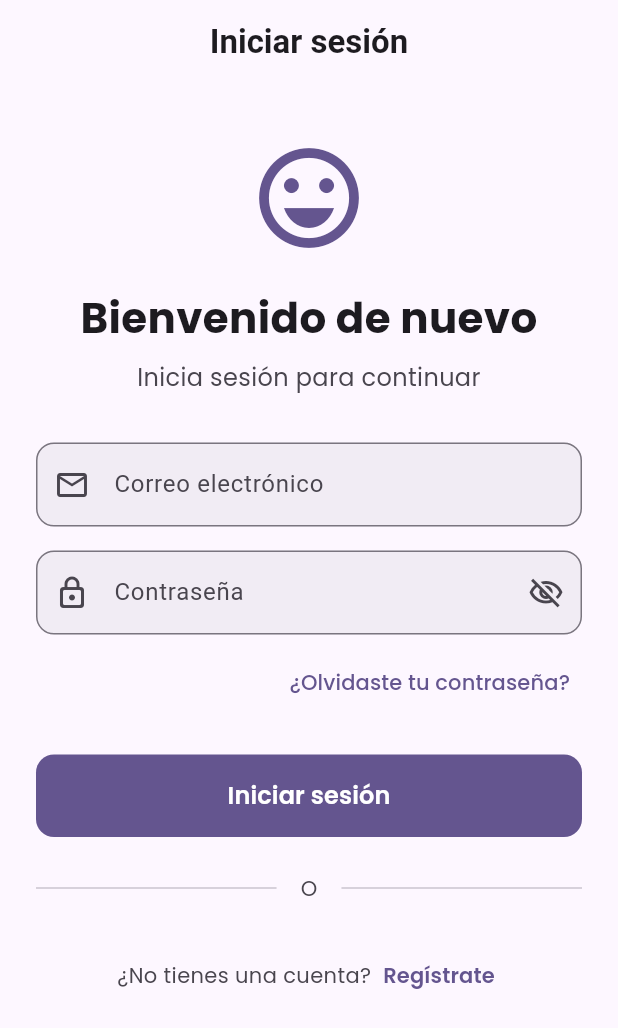
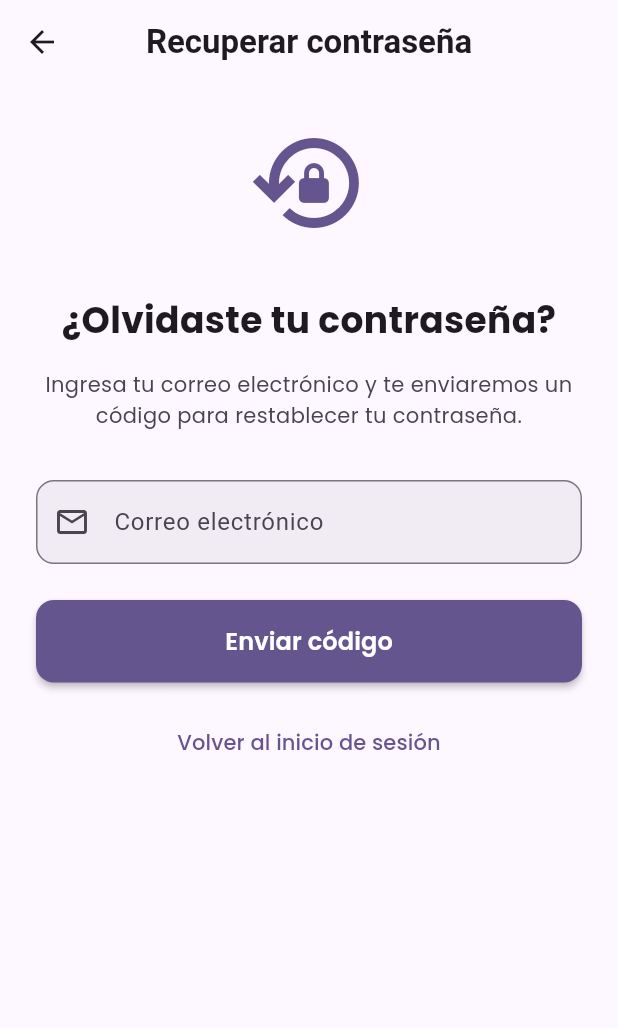
Before and after one commit to HectorZL/journal-notes, a Flutter app: the screen it shows after launch, after a tap on "¿Olvidaste tu contraseña?", on a phone screen of 412 x 824 dp. Shown: the top 1028 px of the screen. Run offline on Flutter 3.47's test engine with Material 3 defaults, Android fonts, the phone set to English and light mode, and no system bars; our stand-ins replace email_validator, flutter_riverpod, flutter_secure_storage, flutter_staggered_animations, google_fonts, shared_preferences and 2 more; accounts and stored records are empty.

Commit message:
<feat>[add screen to reset password]: <description>
[optional body]

[optional footer(s)]

```diff
--- a/lib/main.dart
+++ b/lib/main.dart
@@ -180,7 +180,7 @@ class MyApp extends ConsumerWidget {
       title: 'Mood Notes',
       debugShowCheckedModeBanner: false,
       themeMode: _getThemeMode(accessibilitySettings.themeMode, mediaQuery.platformBrightness),
-      initialRoute: navService.getInitialRoute(),
+      initialRoute: NavigationService.splash,
       onGenerateRoute: (settings) => navService.generateRoute(settings),
       builder: (context, child) {
         return MediaQuery(
--- a/lib/services/navigation_service.dart
+++ b/lib/services/navigation_service.dart
@@ -7,6 +7,8 @@ import 'auth_service.dart';
 // Import screens
 import '../ui/screens/auth/login_screen.dart';
 import '../ui/screens/auth/register_screen.dart';
+import '../ui/screens/auth/forgot_password_screen.dart';
+import '../ui/screens/auth/reset_password_screen.dart';
 import '../ui/screens/main_navigation_screen.dart';
 
 // Define navigation service provider
@@ -24,6 +26,8 @@ class NavigationService {
   static const String splash = '/';
   static const String login = '/login';
   static const String register = '/register';
+  static const String forgotPassword = '/forgot-password';
+  static const String resetPassword = '/reset-password';
   static const String home = '/home';
 
   // Check if user is authenticated
@@ -38,8 +42,12 @@ class NavigationService {
 
   // Generate routes
   Route<dynamic> generateRoute(RouteSettings settings) {
-    // If not authenticated and not on login/register, redirect to login
-    if (!isAuthenticated && settings.name != login && settings.name != register) {
+    // If not authenticated and not on login/register/forgot-password, redirect to login
+    if (!isAuthenticated &&
+        settings.name != login &&
+        settings.name != register &&
+        settings.name != forgotPassword &&
+        !(settings.name?.startsWith('$resetPassword/') ?? false)) {
       return _buildRoute(settings, const LoginScreen(), isLoginScreen: true);
     }
 
@@ -53,9 +61,25 @@ class NavigationService {
         return _buildRoute(settings, const LoginScreen(), isLoginScreen: true);
       case register:
         return _buildRoute(settings, const RegisterScreen());
+      case forgotPassword:
+        return _buildRoute(settings, const ForgotPasswordScreen());
+      case resetPassword when settings.name!.startsWith('$resetPassword/'):
+        final email = settings.name!.split('/').last;
+        return _buildRoute(
+          settings,
+          ResetPasswordScreen(email: email),
+        );
       case home:
         return _buildRoute(settings, const MainNavigationScreen());
       default:
+        // Check if the route is a reset password route
+        if (settings.name?.startsWith('$resetPassword/') ?? false) {
+          final email = settings.name!.split('/').last;
+          return _buildRoute(
+            settings,
+            ResetPasswordScreen(email: email),
+          );
+        }
         // Default to login if route not found and not authenticated
         return isAuthenticated
             ? _buildRoute(settings, const MainNavigationScreen())
@@ -69,6 +93,15 @@ class NavigationService {
       settings: settings,
       pageBuilder: (context, animation, secondaryAnimation) => page,
       transitionsBuilder: (context, animation, secondaryAnimation, child) {
+        // For login screen, use a fade transition
+        if (isLoginScreen) {
+          return FadeTransition(
+            opacity: animation,
+            child: child,
+          );
+        }
+
+        // For other screens, use a slide transition
         const begin = Offset(1.0, 0.0);
         const end = Offset.zero;
         const curve = Curves.easeInOut;
@@ -103,51 +136,70 @@ class NavigationService {
     }
   }
 
-  void pop<T extends Object?>(BuildContext context, [T? result]) {
+  void pop(BuildContext context) {
     try {
-      if (Navigator.of(context).canPop()) {
-        Navigator.of(context).pop(result);
-      }
+      Navigator.of(context).pop();
     } catch (e) {
-      debugPrint('Error popping route: $e');
+      debugPrint('Navigation error: $e');
+      _showErrorSnackBar(context, 'Error navigating back');
     }
   }
 
-  // Show error message as a snackbar
+  // Navigation helper methods
+  void navigateToHome(BuildContext context) {
+    pushReplacementNamed(context, home);
+  }
+
+  void navigateToLogin(BuildContext context) {
+    pushReplacementNamed(context, login);
+  }
+
+  void navigateToRegister(BuildContext context) {
+    pushNamed(context, register);
+  }
+
+  void navigateToForgotPassword(BuildContext context) {
+    pushNamed(context, forgotPassword);
+  }
+
+  void navigateToResetPassword(BuildContext context, String email) {
+    pushNamed(context, '$resetPassword/$email');
+  }
+
+  // Helper method to show error messages
   void _showErrorSnackBar(BuildContext context, String message) {
-    if (context.mounted) {
-      ScaffoldMessenger.of(context).showSnackBar(
-        SnackBar(
-          content: Text(message),
-          backgroundColor: Theme.of(context).colorScheme.error,
+    ScaffoldMessenger.of(context).showSnackBar(
+      SnackBar(
+        content: Text(message),
+        backgroundColor: Colors.red,
+      ),
+    );
+  }
+
+  // Navigation method that handles both named and unnamed routes
+  void navigateTo(BuildContext context, String route, {Object? arguments}) {
+    if (route.startsWith('/')) {
+      // Handle named routes
+      Navigator.of(context).pushNamed(route, arguments: arguments);
+    } else {
+      // Handle direct navigation to widgets
+      Navigator.of(context).push(
+        MaterialPageRoute(
+          builder: (context) => _getPageFromRoute(route, arguments),
+          settings: RouteSettings(arguments: arguments),
         ),
       );
     }
   }
 
-  // Navigate to home with a clean stack
-  void navigateToHome(BuildContext context) {
-    if (context.mounted) {
-      Navigator.of(context).pushNamedAndRemoveUntil(
-        home,
-        (route) => false, // This removes all previous routes
-      );
+  // Helper method to get the appropriate page based on route name
+  Widget _getPageFromRoute(String route, Object? arguments) {
+    switch (route) {
+      case 'reset-password':
+        return ResetPasswordScreen(email: arguments as String);
+      default:
+        return const SizedBox.shrink();
     }
-  }
-
-  // Navigate to login with a clean stack
-  void navigateToLogin(BuildContext context) {
-    if (context.mounted) {
-      Navigator.of(context).pushNamedAndRemoveUntil(
-        login,
-        (route) => false, // This removes all previous routes
-      );
-    }
-  }
-
-  // Handle initial route based on auth state
-  String getInitialRoute() {
-    return isAuthenticated ? home : login;
   }
 }
 
--- /dev/null
+++ b/lib/ui/screens/auth/forgot_password_screen.dart
@@ -0,0 +1,192 @@
+import 'package:flutter/material.dart';
+import 'package:flutter_riverpod/flutter_riverpod.dart';
+import 'package:email_validator/email_validator.dart';
+import 'package:google_fonts/google_fonts.dart';
+import '../../../services/navigation_service.dart';
+import '../../widgets/base_screen.dart';
+
+class ForgotPasswordScreen extends ConsumerStatefulWidget {
+  const ForgotPasswordScreen({Key? key}) : super(key: key);
+
+  @override
+  _ForgotPasswordScreenState createState() => _ForgotPasswordScreenState();
+}
+
+class _ForgotPasswordScreenState extends ConsumerState<ForgotPasswordScreen> {
+  final _formKey = GlobalKey<FormState>();
+  final _emailController = TextEditingController();
+  bool _isLoading = false;
+
+  @override
+  void dispose() {
+    _emailController.dispose();
+    super.dispose();
+  }
+
+  Future<void> _sendResetCode() async {
+    if (!_formKey.currentState!.validate()) return;
+
+    // Hide keyboard
+    FocusScope.of(context).unfocus();
+
+    setState(() => _isLoading = true);
+
+    try {
+      // Simulate API call delay
+      await Future.delayed(const Duration(milliseconds: 800));
+
+      if (!mounted) return;
+
+      // Navigate to reset password screen with the email
+      final navService = ref.read(navigationServiceProvider);
+      navService.navigateToResetPassword(
+        context,
+        _emailController.text.trim(),
+      );
+    } catch (e) {
+      if (mounted) {
+        ScaffoldMessenger.of(context).showSnackBar(
+          const SnackBar(
+            content: Text('Error al enviar el código. Inténtalo de nuevo.'),
+            backgroundColor: Colors.red,
+          ),
+        );
+      }
+    } finally {
+      if (mounted) {
+        setState(() => _isLoading = false);
+      }
+    }
+  }
+
+  @override
+  Widget build(BuildContext context) {
+    final theme = Theme.of(context);
+    final colorScheme = theme.colorScheme;
+
+    return BaseScreen(
+      title: 'Recuperar contraseña',
+      showBackButton: true,
+      isLoading: _isLoading,
+      child: Form(
+        key: _formKey,
+        child: SingleChildScrollView(
+          padding: const EdgeInsets.symmetric(horizontal: 24.0, vertical: 16.0),
+          child: Column(
+            crossAxisAlignment: CrossAxisAlignment.stretch,
+            children: [
+              // Icon
+              Container(
+                height: 100,
+                margin: const EdgeInsets.only(bottom: 24),
+                child: Icon(
+                  Icons.lock_reset_outlined,
+                  size: 80,
+                  color: colorScheme.primary,
+                ),
+              ),
+
+              // Title
+              Text(
+                '¿Olvidaste tu contraseña?',
+                style: GoogleFonts.poppins(
+                  fontSize: 24,
+                  fontWeight: FontWeight.bold,
+                  color: colorScheme.onSurface,
+                ),
+                textAlign: TextAlign.center,
+              ),
+
+              const SizedBox(height: 16),
+
+              // Instructions
+              Text(
+                'Ingresa tu correo electrónico y te enviaremos un código para restablecer tu contraseña.',
+                style: GoogleFonts.poppins(
+                  fontSize: 14,
+                  color: colorScheme.onSurfaceVariant,
+                  height: 1.5,
+                ),
+                textAlign: TextAlign.center,
+              ),
+
+              const SizedBox(height: 32),
+
+              // Email field
+              TextFormField(
+                controller: _emailController,
+                keyboardType: TextInputType.emailAddress,
+                style: GoogleFonts.poppins(),
+                decoration: InputDecoration(
+                  labelText: 'Correo electrónico',
+                  hintText: 'tucorreo@ejemplo.com',
+                  prefixIcon: const Icon(Icons.email_outlined),
+                  border: OutlineInputBorder(
+                    borderRadius: BorderRadius.circular(12),
+                    borderSide: BorderSide(color: colorScheme.outline),
+                  ),
+                  enabledBorder: OutlineInputBorder(
+                    borderRadius: BorderRadius.circular(12),
+                    borderSide: BorderSide(color: colorScheme.outline),
+                  ),
+                  filled: true,
+                  fillColor: colorScheme.surfaceContainerHighest.withOpacity(0.5),
+                  contentPadding: const EdgeInsets.symmetric(vertical: 16, horizontal: 16),
+                ),
+                validator: (value) {
+                  if (value == null || value.isEmpty) {
+                    return 'Por favor ingresa tu correo electrónico';
+                  }
+                  if (!EmailValidator.validate(value)) {
+                    return 'Por favor ingresa un correo electrónico válido';
+                  }
+                  return null;
+                },
+              ),
+
+              const SizedBox(height: 24),
+
+              // Send code button
+              ElevatedButton(
+                onPressed: _isLoading ? null : _sendResetCode,
+                style: ElevatedButton.styleFrom(
+                  backgroundColor: colorScheme.primary,
+                  foregroundColor: colorScheme.onPrimary,
+                  padding: const EdgeInsets.symmetric(vertical: 16),
+                  shape: RoundedRectangleBorder(
+                    borderRadius: BorderRadius.circular(12),
+                  ),
+                  elevation: 2,
+                ),
+                child: Text(
+                  'Enviar código',
+                  style: GoogleFonts.poppins(
+                    fontSize: 16,
+                    fontWeight: FontWeight.w600,
+                  ),
+                ),
+              ),
+
+              const SizedBox(height: 16),
+
+              // Back to login
+              TextButton(
+                onPressed: () => Navigator.of(context).pop(),
+                style: TextButton.styleFrom(
+                  padding: const EdgeInsets.symmetric(vertical: 12),
+                ),
+                child: Text(
+                  'Volver al inicio de sesión',
+                  style: GoogleFonts.poppins(
+                    color: colorScheme.primary,
+                    fontWeight: FontWeight.w500,
+                  ),
+                ),
+              ),
+            ],
+          ),
+        ),
+      ),
+    );
+  }
+}
--- a/lib/ui/screens/auth/login_screen.dart
+++ b/lib/ui/screens/auth/login_screen.dart
@@ -18,6 +18,7 @@ class _LoginScreenState extends ConsumerState<LoginScreen> {
   final _emailController = TextEditingController();
   final _passwordController = TextEditingController();
   bool _isLoading = false;
+  bool _obscurePassword = true;
 
   @override
   void dispose() {
@@ -199,16 +200,22 @@ class _LoginScreenState extends ConsumerState<LoginScreen> {
               // Password field
               TextFormField(
                 controller: _passwordController,
-                obscureText: true,
+                obscureText: _obscurePassword,
+                textInputAction: TextInputAction.done,
                 style: GoogleFonts.poppins(),
                 decoration: InputDecoration(
                   labelText: 'Contraseña',
-                  hintText: '••••••••',
-                  prefixIcon: const Icon(Icons.lock_outline_rounded),
+                  hintText: 'Ingresa tu contraseña',
+                  prefixIcon: const Icon(Icons.lock_outline),
                   suffixIcon: IconButton(
-                    icon: const Icon(Icons.visibility_off_outlined),
+                    icon: Icon(
+                      _obscurePassword ? Icons.visibility_off : Icons.visibility,
+                      color: colorScheme.onSurfaceVariant,
+                    ),
                     onPressed: () {
-                      // TODO: Toggle password visibility
+                      setState(() {
+                        _obscurePassword = !_obscurePassword;
+                      });
                     },
                   ),
                   border: OutlineInputBorder(
@@ -227,39 +234,35 @@ class _LoginScreenState extends ConsumerState<LoginScreen> {
                   if (value == null || value.isEmpty) {
                     return 'Por favor ingresa tu contraseña';
                   }
-                  if (value.length < 6) {
-                    return 'La contraseña debe tener al menos 6 caracteres';
-                  }
                   return null;
                 },
+                onFieldSubmitted: (_) => _login(),
               ),
 
-              const SizedBox(height: 8),
-
-              // Forgot password
+              // Forgot password link
               Align(
                 alignment: Alignment.centerRight,
                 child: TextButton(
                   onPressed: _isLoading
                       ? null
-                      : () {
-                          // TODO: Implement forgot password
-                        },
+                      : () => navService.navigateToForgotPassword(context),
                   style: TextButton.styleFrom(
-                    foregroundColor: colorScheme.primary,
-                    padding: const EdgeInsets.symmetric(horizontal: 8, vertical: 4),
+                    padding: const EdgeInsets.only(top: 8, bottom: 16, right: 4),
+                    minimumSize: Size.zero,
+                    tapTargetSize: MaterialTapTargetSize.shrinkWrap,
                   ),
                   child: Text(
                     '¿Olvidaste tu contraseña?',
                     style: GoogleFonts.poppins(
-                      fontSize: 14,
+                      color: colorScheme.primary,
+                      fontSize: 13,
                       fontWeight: FontWeight.w500,
                     ),
                   ),
                 ),
               ),
 
-              const SizedBox(height: 24),
+              const SizedBox(height: 8),
 
               // Login button
               FilledButton(
```
Also changed, not shown: lib/ui/screens/auth/reset_password_screen.dart (added, +365 -0 lines).
